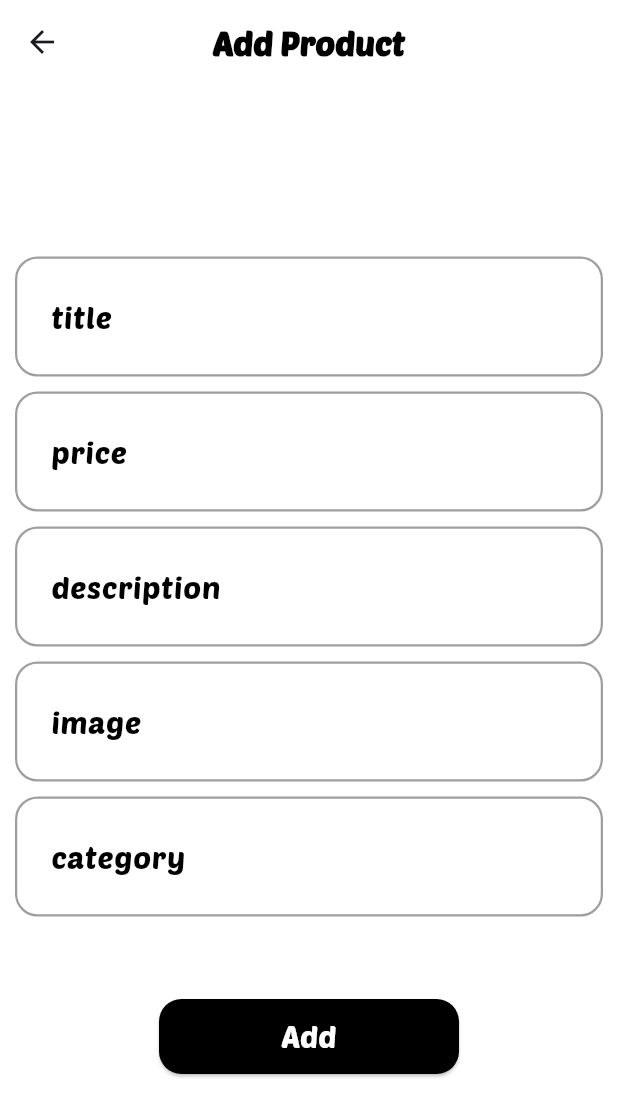
After one commit to hayam-tarek/store_app, a Flutter app: the HomePage screen opened by its route, after a tap on the "add" icon, on a phone screen of 412 x 824 dp. The commit adds this screen. Shown: the top 1117 px of the screen. Run offline on Flutter 3.47's test engine with Material 3 defaults, Android fonts, the phone set to English and light mode, and no system bars; drawn by our look-alikes of modal_progress_hud_nsn; our stand-ins replace font_awesome_flutter; network calls fail.

Commit message:
add add product page

```diff
--- a/lib/main.dart
+++ b/lib/main.dart
@@ -1,4 +1,5 @@
 import 'package:flutter/material.dart';
+import 'package:store_app/pages/add_product_page.dart';
 import 'package:store_app/pages/bottom_navigation_bar_page.dart';
 import 'package:store_app/pages/cart_shopping_page.dart';
 import 'package:store_app/pages/favo_page.dart';
@@ -25,10 +26,11 @@ class StoreApp extends StatelessWidget {
         UpdateProductPage.id: (context) => const UpdateProductPage(),
         ProductDataPage.id: (context) => const ProductDataPage(),
         // CategoryPage.id: (context) => CategoryPage(),
-        HomePage.id: (context) => HomePage(),
+        HomePage.id: (context) => const HomePage(),
         FavePage.id: (context) => const FavePage(),
         ProfilePage.id: (context) => const ProfilePage(),
         CartShoppingPage.id: (context) => const CartShoppingPage(),
+        AddProductPage.id: (context) => const AddProductPage(),
         BottomNavigationBarPage.id: (context) =>
             const BottomNavigationBarPage(),
       },
--- /dev/null
+++ b/lib/pages/add_product_page.dart
@@ -0,0 +1,156 @@
+import 'dart:developer';
+
+import 'package:flutter/material.dart';
+import 'package:modal_progress_hud_nsn/modal_progress_hud_nsn.dart';
+import 'package:store_app/services/add_product_service.dart';
+import 'package:store_app/widgets/custom_button.dart';
+import 'package:store_app/widgets/custom_text_field.dart';
+
+class AddProductPage extends StatefulWidget {
+  const AddProductPage({super.key});
+  static const id = "AddProductPage";
+
+  @override
+  State<AddProductPage> createState() => _AddProductPageState();
+}
+
+class _AddProductPageState extends State<AddProductPage> {
+  GlobalKey<FormState> formKey = GlobalKey();
+
+  String? title;
+
+  String? description;
+
+  String? price;
+
+  String? image;
+
+  String? category;
+
+  bool isLoading = false;
+
+  @override
+  Widget build(BuildContext context) {
+    return ModalProgressHUD(
+      color: Colors.black,
+      progressIndicator: const CircularProgressIndicator(
+        color: Colors.green,
+      ),
+      inAsyncCall: isLoading,
+      child: Scaffold(
+        backgroundColor: Colors.white,
+        appBar: AppBar(
+          backgroundColor: Colors.white,
+          title: const Text(
+            "Add Product",
+            style: TextStyle(
+              fontWeight: FontWeight.bold,
+              color: Colors.black,
+            ),
+          ),
+          centerTitle: true,
+        ),
+        body: Padding(
+          padding: const EdgeInsets.all(10),
+          child: SingleChildScrollView(
+            child: Column(
+              mainAxisAlignment: MainAxisAlignment.center,
+              children: [
+                const SizedBox(
+                  height: 100,
+                ),
+                Form(
+                  key: formKey,
+                  child: Column(
+                    children: [
+                      CustomTextField(
+                        label: 'title',
+                        hintText: 'title',
+                        onChanged: (value) {
+                          title = value;
+                        },
+                      ),
+                      CustomTextField(
+                        label: 'price',
+                        hintText: 'price',
+                        keyboardType: TextInputType.number,
+                        onChanged: (value) {
+                          price = value;
+                        },
+                      ),
+                      CustomTextField(
+                        label: 'description',
+                        hintText: 'description',
+                        onChanged: (value) {
+                          description = value;
+                        },
+                      ),
+                      CustomTextField(
+                        label: 'image',
+                        hintText: 'image',
+                        onChanged: (value) {
+                          image = value;
+                        },
+                      ),
+                      CustomTextField(
+                        label: 'category',
+                        hintText: 'category',
+                        onChanged: (value) {
+                          category = value;
+                        },
+                      ),
+                    ],
+                  ),
+                ),
+                const SizedBox(
+                  height: 50,
+                ),
+                CustomButton(
+                  text: "Add",
+                  onPressed: () async {
+                    setState(() {
+                      isLoading = true;
+                    });
+                    // formKey.currentState!.validate();
+                    try {
+                      if (formKey.currentState!.validate()) {
+                        await AddProductService().addProduct(
+                          title: title!,
+                          price: price!,
+                          description: description!,
+                          image: image!,
+                          category: category!,
+                        );
+                        ScaffoldMessenger.of(context).showSnackBar(
+                          const SnackBar(
+                            backgroundColor: Colors.black,
+                            content: Row(
+                              mainAxisAlignment: MainAxisAlignment.start,
+                              children: [
+                                Icon(
+                                  Icons.check,
+                                  color: Colors.green,
+                                ),
+                                Text(' Add done successfully'),
+                              ],
+                            ),
+                          ),
+                        );
+                        Navigator.of(context).pop();
+                      }
+                    } catch (e) {
+                      log('AddProductPage $e');
+                    }
+                    setState(() {
+                      isLoading = false;
+                    });
+                  },
+                ),
+              ],
+            ),
+          ),
+        ),
+      ),
+    );
+  }
+}
--- a/lib/pages/home_page.dart
+++ b/lib/pages/home_page.dart
@@ -1,5 +1,6 @@
 import 'package:flutter/material.dart';
 import 'package:font_awesome_flutter/font_awesome_flutter.dart';
+import 'package:store_app/pages/add_product_page.dart';
 import 'package:store_app/pages/cart_shopping_page.dart';
 import 'package:store_app/widgets/display_all_categories.dart';
 import 'package:store_app/widgets/display_products.dart';
@@ -16,6 +17,17 @@ class _HomePageState extends State<HomePage> {
   @override
   Widget build(BuildContext context) {
     return Scaffold(
+      floatingActionButton: FloatingActionButton(
+        backgroundColor: Colors.black,
+        child: const Icon(
+          Icons.add_rounded,
+          color: Colors.green,
+          size: 35,
+        ),
+        onPressed: () {
+          Navigator.pushNamed(context, AddProductPage.id);
+        },
+      ),
       backgroundColor: Colors.white,
       appBar: AppBar(
         backgroundColor: Colors.white,
--- a/lib/services/add_product_service.dart
+++ b/lib/services/add_product_service.dart
@@ -26,6 +26,9 @@ class AddProductService {
         },
       );
       Map<String, dynamic> product = jsonDecode(response.body);
+      product.addAll({
+        'rating': {'rate': 0, 'count': 0}
+      });
       return ProductModel.fromJson(product);
     } catch (e) {
       log('AddProductService $e');
```
